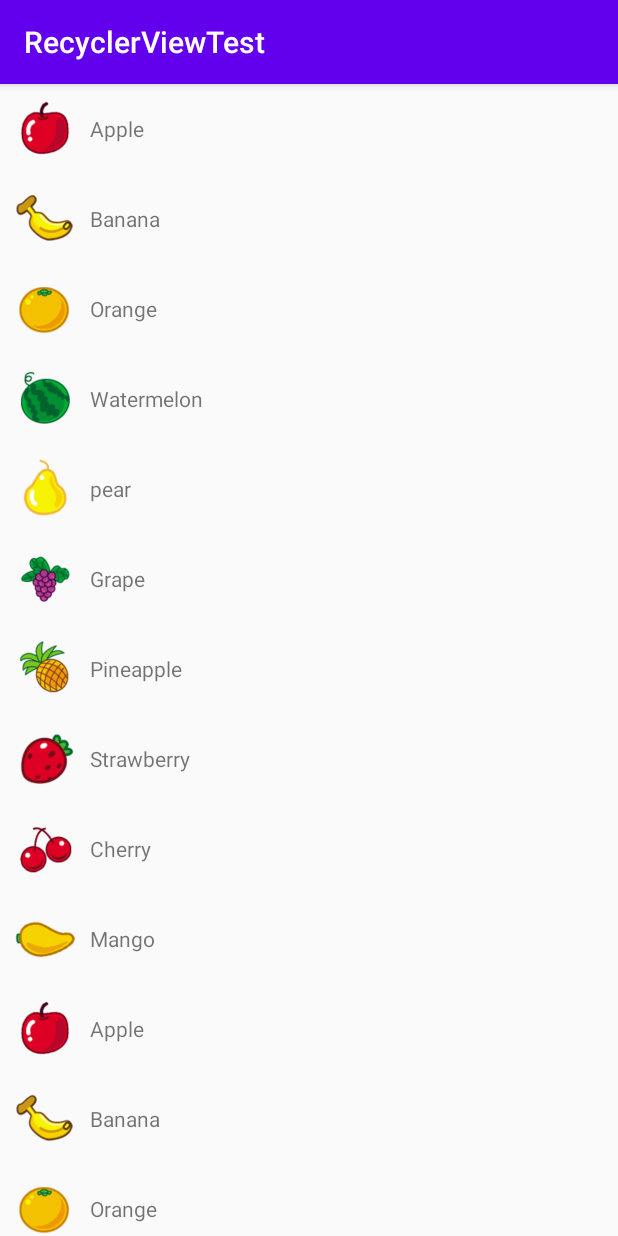
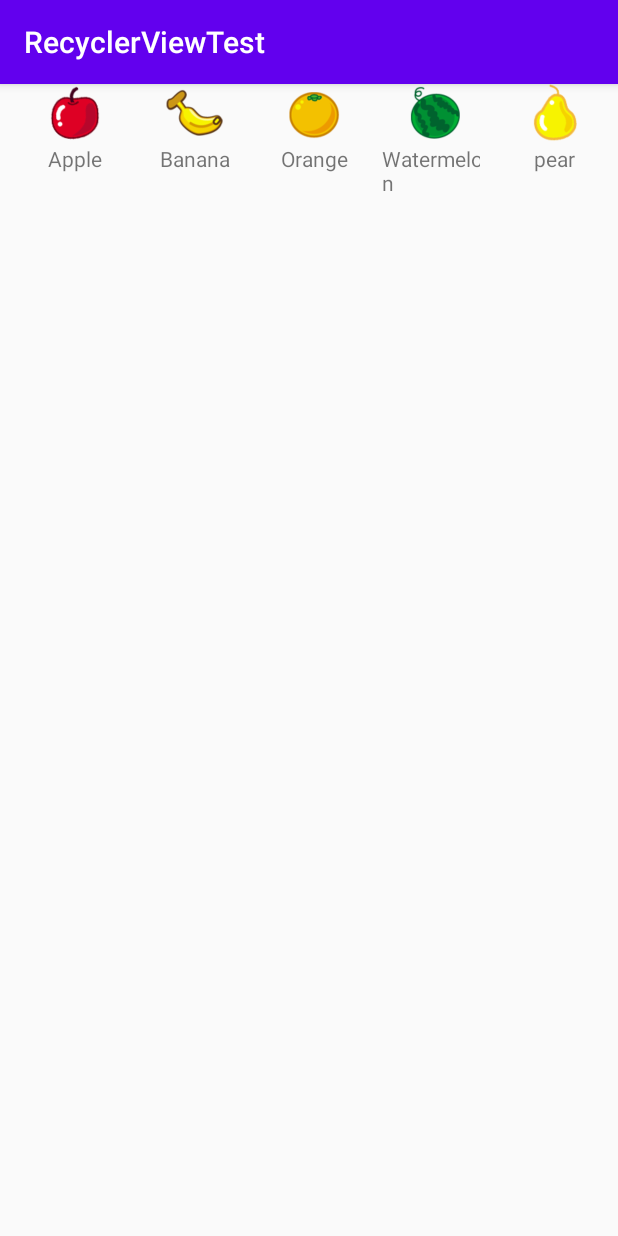
Before and after one commit to xiaocui723/RecyclerViewTest, an Android app: the screen it shows after launch (MainActivity), on a phone screen of 412 x 824 dp. Run offline under Robolectric (Android 15) with nearby library versions, the phone set to English and light mode, and no system bars.

Commit message:
横向列表

```diff
--- a/app/src/main/java/com/example/recyclerviewtest/MainActivity.kt
+++ b/app/src/main/java/com/example/recyclerviewtest/MainActivity.kt
@@ -14,6 +14,7 @@ class MainActivity : AppCompatActivity() {
         setContentView(R.layout.activity_main)
         initFruits()
         val layoutManager = LinearLayoutManager(this)
+        layoutManager.orientation = LinearLayoutManager.HORIZONTAL
         recyclerView.layoutManager = layoutManager
         val adapter = FruitAdapter(fruitList)
         recyclerView.adapter = adapter
--- a/app/src/main/res/layout/fruit_item.xml
+++ b/app/src/main/res/layout/fruit_item.xml
@@ -1,18 +1,18 @@
 <?xml version="1.0" encoding="utf-8"?>
 <LinearLayout xmlns:android="http://schemas.android.com/apk/res/android"
-    android:orientation="horizontal" android:layout_width="match_parent"
-    android:layout_height="60dp">
+    android:orientation="vertical" android:layout_width="80dp"
+    android:layout_height="wrap_content">
 
     <ImageView
         android:id="@+id/fruitImage"
         android:layout_width="40dp"
         android:layout_height="40dp"
-        android:layout_gravity="center_vertical"
+        android:layout_gravity="center_horizontal"
         android:layout_marginLeft="10dp"/>
     <TextView
         android:id="@+id/fruitName"
         android:layout_width="wrap_content"
         android:layout_height="wrap_content"
-        android:layout_gravity="center_vertical"
+        android:layout_gravity="center_horizontal"
         android:layout_marginLeft="10dp"/>
 </LinearLayout>
```
